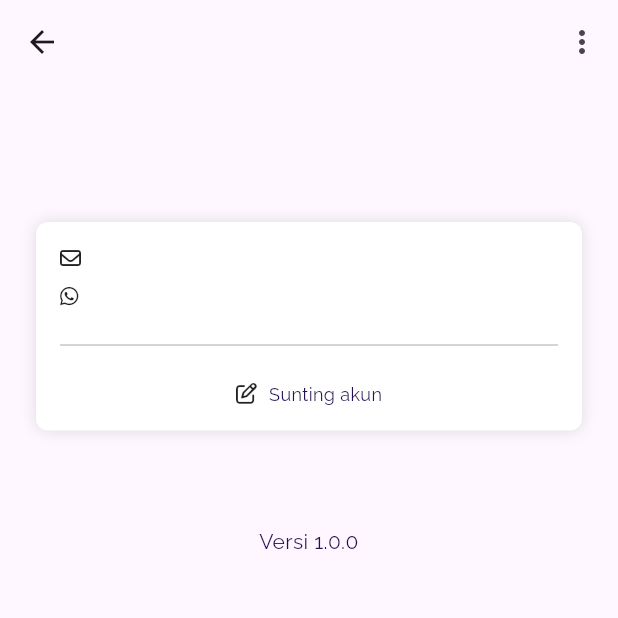
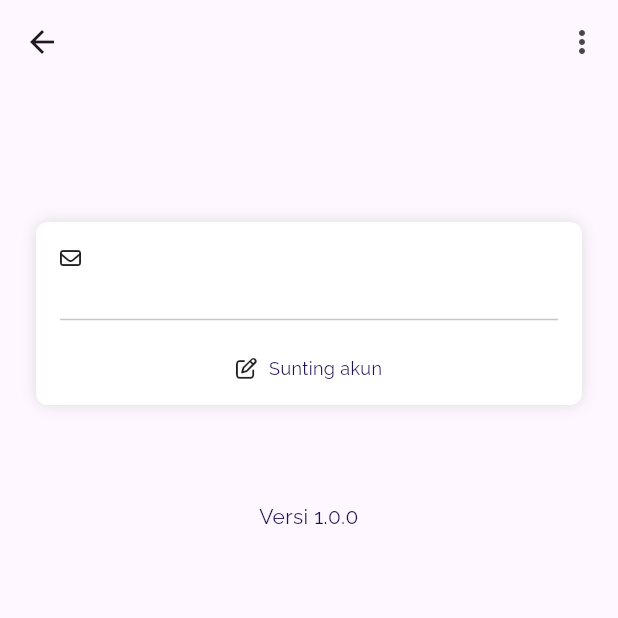
Before and after one commit to jordanmaulana/notd-mobile, a Flutter app: the ProfilePage screen opened directly, on a phone screen of 412 x 824 dp, the top half of it. Run offline on Flutter 3.47's test engine with Material 3 defaults, Android fonts, the light colour scheme and no system bars; our stand-ins replace dio, font_awesome_flutter, get, get_storage, google_fonts, package_info_plus; accounts and stored records are empty.

Commit message:
login & get profile

```diff
--- a/lib/api/dio_client.dart
+++ b/lib/api/dio_client.dart
@@ -29,7 +29,7 @@ class DioClient extends DioForNative {
           /// Add bearer token on API request.
           String? token = useToken ? _box.read(Constants.token) : null;
           if (token != null) {
-            options.headers['Authorization'] = 'Bearer $token';
+            options.headers['session-id'] = token;
           }
 
           Get.log('Request ${options.uri.toString()}');
--- a/lib/apps/auth/usecases/login_usecase.dart
+++ b/lib/apps/auth/usecases/login_usecase.dart
@@ -31,14 +31,14 @@ class LoginUsecase {
       String email, String password) async {
     try {
       final response = await _dioClient.post(
-        '/api/login',
+        '/v1/login',
         data: {
           'email': email,
           'password': password,
         },
       );
 
-      _box.write(Constants.token, response.data['api_token']);
+      _box.write(Constants.token, response.data['sessionId']);
 
       return _profileRepo.getProfile();
     } on DioException catch (e) {
--- a/lib/apps/auth/views/login/login_page.dart
+++ b/lib/apps/auth/views/login/login_page.dart
@@ -35,8 +35,7 @@ class _LoginPage extends State<LoginPage> {
                   keyboardType: TextInputType.emailAddress,
                   label: 'Email',
                   hint: 'email@yourdomain.com',
-                  initialValue:
-                      kDebugMode ? 'jordanmaulana25+3@gmail.com' : null,
+                  initialValue: kDebugMode ? 'demo2@gmail.com' : null,
                   validator: (value) {
                     if (value!.isEmpty) {
                       return 'Email harus diisi';
--- a/lib/apps/profile/models/profile.dart
+++ b/lib/apps/profile/models/profile.dart
@@ -1,81 +1,33 @@
-// To parse this JSON data, do
-//
-//     final profile = profileFromJson(jsonString);
+import 'dart:convert';
 
 class Profile {
-  int? id;
-  String? email;
-  String? username;
-  int? roleId;
-  String? nik;
-  String? firstname;
-  String? lastname;
-  String? phone;
-  String? profilePic;
-  String? identityPic;
-  int? statusId;
-  String? lastLogin;
-  DateTime? createdAt;
-  DateTime? updatedAt;
-  DateTime? emailVerifiedAt;
+  String id;
+  String email;
+  String name;
+  DateTime createdAt;
 
   Profile({
-    this.id,
-    this.email,
-    this.username,
-    this.roleId,
-    this.nik,
-    this.firstname,
-    this.lastname,
-    this.phone,
-    this.profilePic,
-    this.identityPic,
-    this.statusId,
-    this.lastLogin,
-    this.createdAt,
-    this.updatedAt,
-    this.emailVerifiedAt,
+    required this.id,
+    required this.email,
+    required this.name,
+    required this.createdAt,
   });
+
+  factory Profile.fromRawJson(String str) => Profile.fromJson(json.decode(str));
+
+  String toRawJson() => json.encode(toJson());
 
   factory Profile.fromJson(Map<String, dynamic> json) => Profile(
         id: json["id"],
         email: json["email"],
-        username: json["username"],
-        roleId: json["role_id"],
-        nik: json["nik"],
-        firstname: json["firstname"],
-        lastname: json["lastname"],
-        phone: json["phone"],
-        profilePic: json["profile_pic"],
-        identityPic: json["identity_pic"],
-        statusId: json["status_id"],
-        lastLogin: json["last_login"],
-        createdAt: json["created_at"] == null
-            ? null
-            : DateTime.parse(json["created_at"]),
-        updatedAt: json["updated_at"] == null
-            ? null
-            : DateTime.parse(json["updated_at"]),
-        emailVerifiedAt: json["email_verified_at"] == null
-            ? null
-            : DateTime.parse(json["email_verified_at"]),
+        name: json["name"],
+        createdAt: DateTime.parse(json["createdAt"]),
       );
 
   Map<String, dynamic> toJson() => {
         "id": id,
         "email": email,
-        "username": username,
-        "role_id": roleId,
-        "nik": nik,
-        "firstname": firstname,
-        "lastname": lastname,
-        "phone": phone,
-        "profile_pic": profilePic,
-        "identity_pic": identityPic,
-        "status_id": statusId,
-        "last_login": lastLogin,
-        "created_at": createdAt?.toIso8601String(),
-        "updated_at": updatedAt?.toIso8601String(),
-        "email_verified_at": emailVerifiedAt?.toIso8601String(),
+        "name": name,
+        "createdAt": createdAt.toIso8601String(),
       };
 }
--- a/lib/apps/profile/repo/profile_repo.dart
+++ b/lib/apps/profile/repo/profile_repo.dart
@@ -28,8 +28,8 @@ class ProfileRepo {
       if (!_box.hasData(Constants.token)) {
         return 'Unauthenticated'.toResourceFailure();
       }
-      final response = await _dioClient.get('/api/account');
-      Profile data = Profile.fromJson(response.data['data']);
+      final response = await _dioClient.get('/v1/users/profile');
+      Profile data = Profile.fromJson(response.data);
 
       /// Save the newest profile to local storage
       _box.write(Constants.savedProfile, data.toJson());
--- a/lib/apps/profile/views/profile_page.dart
+++ b/lib/apps/profile/views/profile_page.dart
@@ -55,16 +55,16 @@ class ProfilePage extends StatelessWidget {
                     crossAxisAlignment: CrossAxisAlignment.start,
                     children: [
                       Hero(
-                        tag: '${controller.profile?.username}',
+                        tag: '${controller.profile?.email}',
                         child: VText(
-                          '${controller.profile?.username}',
+                          '${controller.profile?.email}',
                           fontSize: 16.0,
                           fontWeight: FontWeight.w700,
                         ),
                       ),
                       SizedBox(height: context.smPadding),
                       VText(
-                        '${controller.profile?.firstname} ${controller.profile?.lastname}',
+                        '${controller.profile?.name}',
                         fontSize: 12.0,
                       ),
                     ],
@@ -83,10 +83,6 @@ class ProfilePage extends StatelessWidget {
                       title: controller.profile?.email,
                     ),
                     SizedBox(height: context.smPadding),
-                    ProfileItem(
-                      icon: FontAwesomeIcons.whatsapp,
-                      title: controller.profile?.phone,
-                    ),
                     const Divider(height: 48.0),
                     InkWell(
                       // onTap: () => Get.toNamed(RouteName.updateProfile),
```
